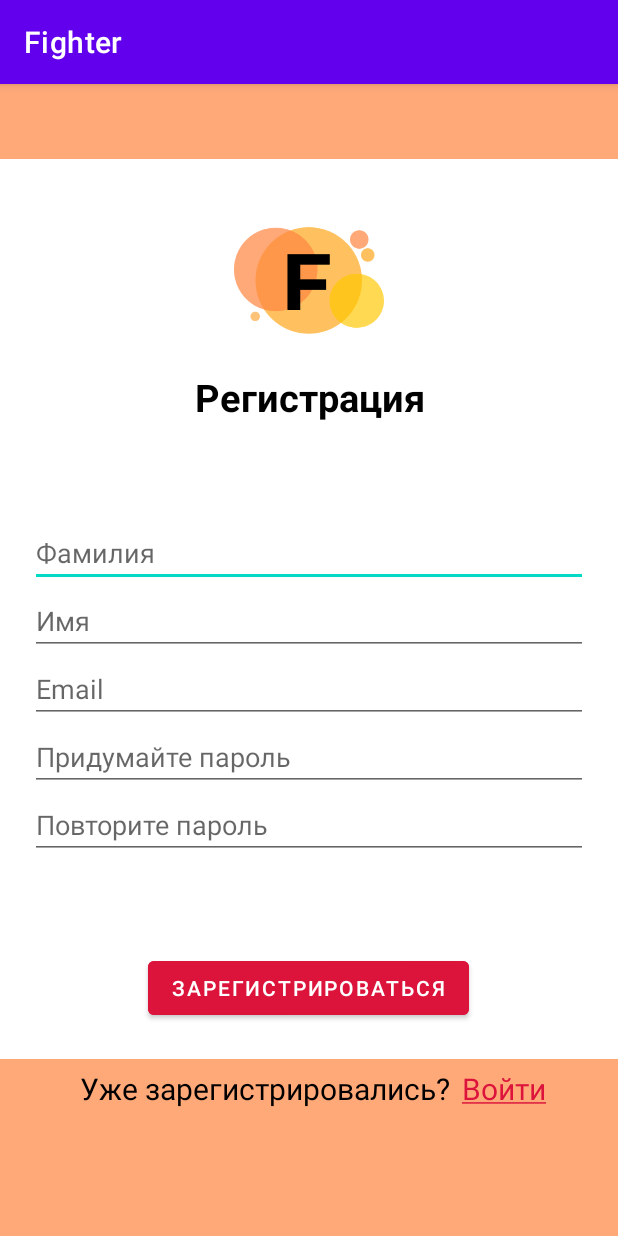
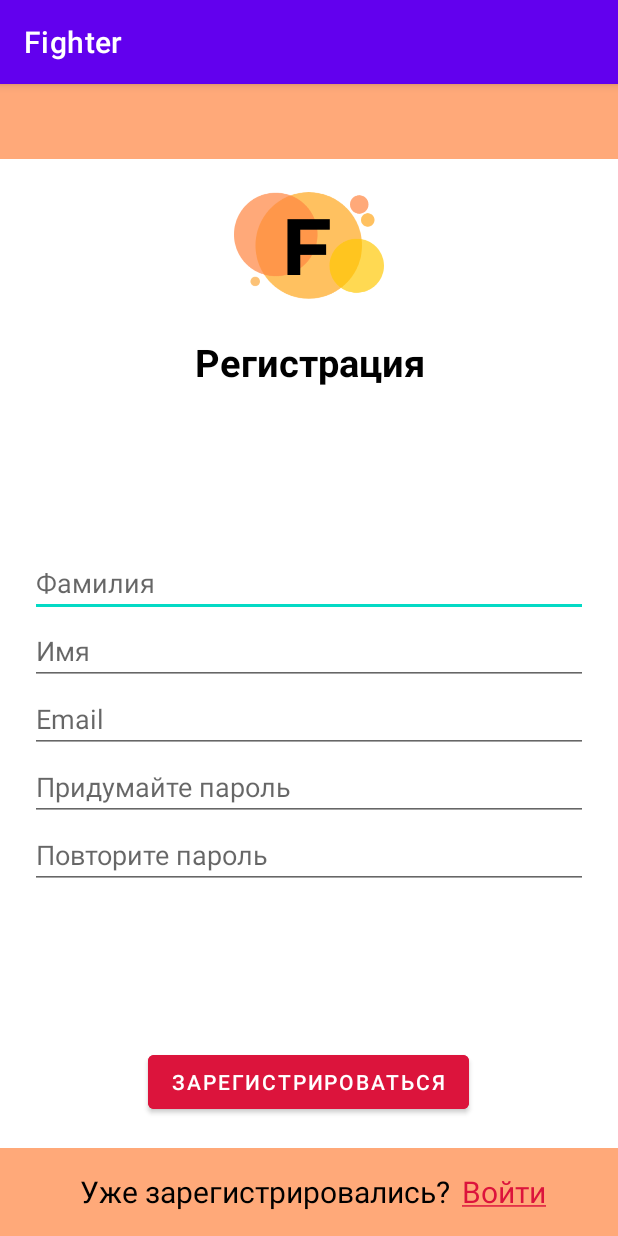
Before and after one commit to mishafominih/Fighter, an Android app: the screen it shows after launch (MainActivity before the commit, Registration after it), after a tap on "ЗАРЕГИСТРИРОВАТЬСЯ", on a phone screen of 412 x 824 dp. Run offline under Robolectric (Android 15) with nearby library versions, the phone set to English and light mode, and no system bars.

Commit message:
Добавил авторизацию, сделал переход между макетами

```diff
--- a/mobile/app/src/main/java/com/example/fighter/MainActivity.java
+++ b/mobile/app/src/main/java/com/example/fighter/MainActivity.java
@@ -2,6 +2,7 @@ package com.example.fighter;
 
 import androidx.appcompat.app.AppCompatActivity;
 
+import android.content.Intent;
 import android.os.Bundle;
 import android.widget.EditText;
 import android.widget.Toast;
@@ -22,36 +23,7 @@ public class MainActivity extends AppCompatActivity {
         super.onCreate(savedInstanceState);
         setContentView(R.layout.activity_main);
 
-        //  Словарь для получения заполненных данных
-        HashMap<String, Integer> sources = new HashMap<>();
-        sources.put("surname", R.id.edit_text_registration_surname);
-        sources.put("firstname", R.id.edit_text_registration_firstname);
-        sources.put("login", R.id.edit_text_registration_email);
-        sources.put("pass", R.id.edit_text_registration_password);
-
-        findViewById(R.id.button_registration).setOnClickListener(view -> {
-            JSONObject params = new JSONObject();
-            try {
-                // Набираем данные для запроса
-                for (String key: sources.keySet()) {
-                    EditText edit =  (EditText) findViewById(sources.get(key));
-                    params.put(key, edit.getText().toString());
-                }
-            } catch (JSONException e) {
-                e.printStackTrace();
-            }
-            // Сам запрос
-            new MyRequest().Call("registration", params, (res) -> {
-                runOnUiThread(() -> {
-                    try {
-                        Toast.makeText(MainActivity.this, res.getString("result"), Toast.LENGTH_LONG).show();
-                    } catch (JSONException e) {
-                        e.printStackTrace();
-                    }
-                });
-            }, (fail) ->{
-                runOnUiThread(() -> Toast.makeText(MainActivity.this, fail.getMessage(), Toast.LENGTH_LONG).show());
-            });
-        });
+        Intent login = new Intent(this, Registration.class);
+        startActivity(login);
     }
 }
--- /dev/null
+++ b/mobile/app/src/main/java/com/example/fighter/Registration.java
@@ -0,0 +1,61 @@
+package com.example.fighter;
+
+import androidx.appcompat.app.AppCompatActivity;
+
+import android.content.Intent;
+import android.os.Bundle;
+import android.widget.EditText;
+import android.widget.Toast;
+
+import org.json.JSONException;
+import org.json.JSONObject;
+
+import java.util.HashMap;
+
+public class Registration extends AppCompatActivity {
+
+    @Override
+    protected void onCreate(Bundle savedInstanceState) {
+        super.onCreate(savedInstanceState);
+        setContentView(R.layout.activity_registration);
+
+        //  Словарь для получения заполненных данных
+        HashMap<String, Integer> sources = new HashMap<>();
+        sources.put("surname", R.id.edit_text_registration_surname);
+        sources.put("firstname", R.id.edit_text_registration_firstname);
+        sources.put("login", R.id.edit_text_registration_email);
+        sources.put("pass", R.id.edit_text_registration_password);
+
+        findViewById(R.id.text_view_registration_login).setOnClickListener(view -> {
+            Intent login = new Intent(this, Login.class);
+            startActivity(login);
+            this.finish();
+            return;
+        });
+
+        findViewById(R.id.button_registration).setOnClickListener(view -> {
+            JSONObject params = new JSONObject();
+            try {
+                // Набираем данные для запроса
+                for (String key: sources.keySet()) {
+                    EditText edit =  (EditText) findViewById(sources.get(key));
+                    params.put(key, edit.getText().toString());
+                }
+            } catch (JSONException e) {
+                e.printStackTrace();
+            }
+            // Сам запрос
+            new MyRequest().Call("registration", params, (res) -> {
+                runOnUiThread(() -> {
+                    try {
+                        Toast.makeText(Registration.this, res.getString("result"), Toast.LENGTH_LONG).show();
+                    } catch (JSONException e) {
+                        e.printStackTrace();
+                    }
+                });
+            }, (fail) ->{
+                runOnUiThread(() -> Toast.makeText(Registration.this, fail.getMessage(), Toast.LENGTH_LONG).show());
+            });
+        });
+    }
+}
--- a/mobile/app/src/main/res/layout/activity_main.xml
+++ b/mobile/app/src/main/res/layout/activity_main.xml
@@ -7,116 +7,4 @@
     android:layout_width="match_parent"
     android:layout_height="match_parent">
 
-    <LinearLayout
-        android:layout_marginTop="50dp"
-        android:layout_width="match_parent"
-        android:layout_height="600dp"
-        android:background="#FFFFFF"
-        android:orientation="vertical"
-        android:gravity="center">
-
-        <ImageView
-            android:id="@+id/imageView"
-            android:layout_width="100dp"
-            android:layout_height="100dp"
-            android:layout_marginBottom="15dp"
-            app:srcCompat="@drawable/logo" />
-
-        <TextView
-            android:id="@+id/textView"
-            android:layout_width="200dp"
-            android:layout_height="40dp"
-            android:textSize="25dp"
-            android:textColor="@color/black"
-            android:textStyle="bold"
-            android:gravity="center_horizontal|center_vertical"
-            android:text="Регистрация" />
-
-        <LinearLayout
-            android:layout_width="match_parent"
-            android:layout_height="350dp"
-            android:background="#FFFFFF"
-            android:orientation="vertical"
-            android:layout_marginHorizontal="20dp"
-            android:gravity="center">
-
-            <EditText
-                android:id="@+id/edit_text_registration_surname"
-                android:layout_width="match_parent"
-                android:layout_height="wrap_content"
-                android:ems="10"
-                android:inputType="textPersonName"
-                android:hint="Фамилия" />
-
-            <EditText
-                android:id="@+id/edit_text_registration_firstname"
-                android:layout_width="match_parent"
-                android:layout_height="wrap_content"
-                android:ems="10"
-                android:inputType="textPersonName"
-                android:hint="Имя" />
-
-            <EditText
-                android:id="@+id/edit_text_registration_email"
-                android:layout_width="match_parent"
-                android:layout_height="wrap_content"
-                android:ems="10"
-                android:inputType="textEmailAddress"
-                android:hint="Email" />
-
-            <EditText
-                android:id="@+id/edit_text_registration_password"
-                android:layout_width="match_parent"
-                android:layout_height="wrap_content"
-                android:ems="10"
-                android:inputType="textPassword"
-                android:hint="Придумайте пароль" />
-
-            <EditText
-                android:id="@+id/edit_text_registration_password_repeat"
-                android:layout_width="match_parent"
-                android:layout_height="wrap_content"
-                android:ems="10"
-                android:inputType="textPassword"
-                android:hint="Повторите пароль" />
-
-        </LinearLayout>
-
-        <Button
-            android:id="@+id/button_registration"
-            android:layout_width="wrap_content"
-            android:layout_height="wrap_content"
-            android:backgroundTint="#DC143C"
-            android:text="Зарегистрироваться"
-            tools:layout_editor_absoluteX="107dp"
-            tools:layout_editor_absoluteY="341dp" />
-
-    </LinearLayout>
-
-
-    <LinearLayout
-        android:layout_width="match_parent"
-        android:layout_height="40dp"
-        android:gravity="center">
-
-        <TextView
-            android:id="@+id/textView1"
-            android:layout_width="260dp"
-            android:layout_height="40dp"
-            android:textSize="20dp"
-            android:textColor="@color/black"
-            android:gravity="center_horizontal|center_vertical"
-            android:text="Уже зарегистрировались?" />
-
-        <TextView
-            android:id="@+id/textView2"
-            android:layout_width="60dp"
-            android:layout_height="40dp"
-            android:textSize="20dp"
-            android:textColor="#DC143C"
-            android:gravity="center_horizontal|center_vertical"
-            android:text="@string/sign_in" />
-
-    </LinearLayout>
-
 </LinearLayout>
--- /dev/null
+++ b/mobile/app/src/main/res/layout/activity_registration.xml
@@ -0,0 +1,126 @@
+<?xml version="1.0" encoding="utf-8"?>
+<LinearLayout xmlns:android="http://schemas.android.com/apk/res/android"
+    xmlns:app="http://schemas.android.com/apk/res-auto"
+    android:orientation="vertical"
+    xmlns:tools="http://schemas.android.com/tools"
+    android:background="#FFA979"
+    android:layout_width="match_parent"
+    android:layout_height="match_parent">
+
+    <LinearLayout
+        android:layout_weight="1"
+        android:layout_marginTop="50dp"
+        android:layout_width="match_parent"
+        android:layout_height="match_parent"
+        android:background="#FFFFFF"
+        android:orientation="vertical"
+        android:gravity="center">
+
+        <ImageView
+            android:id="@+id/imageView"
+            android:layout_width="100dp"
+            android:layout_height="100dp"
+            android:layout_marginBottom="15dp"
+            app:srcCompat="@drawable/logo" />
+
+        <TextView
+            android:id="@+id/textView"
+            android:layout_width="200dp"
+            android:layout_height="40dp"
+            android:textSize="25dp"
+            android:textColor="@color/black"
+            android:textStyle="bold"
+            android:gravity="center_horizontal|center_vertical"
+            android:text="Регистрация" />
+
+        <LinearLayout
+            android:layout_weight="1"
+            android:layout_width="match_parent"
+            android:layout_height="350dp"
+            android:background="#FFFFFF"
+            android:orientation="vertical"
+            android:layout_marginHorizontal="20dp"
+            android:gravity="center">
+
+            <EditText
+                android:id="@+id/edit_text_registration_surname"
+                android:layout_width="match_parent"
+                android:layout_height="wrap_content"
+                android:ems="10"
+                android:inputType="textPersonName"
+                android:hint="Фамилия" />
+
+            <EditText
+                android:id="@+id/edit_text_registration_firstname"
+                android:layout_width="match_parent"
+                android:layout_height="wrap_content"
+                android:ems="10"
+                android:inputType="textPersonName"
+                android:hint="Имя" />
+
+            <EditText
+                android:id="@+id/edit_text_registration_email"
+                android:layout_width="match_parent"
+                android:layout_height="wrap_content"
+                android:ems="10"
+                android:inputType="textEmailAddress"
+                android:hint="Email" />
+
+            <EditText
+                android:id="@+id/edit_text_registration_password"
+                android:layout_width="match_parent"
+                android:layout_height="wrap_content"
+                android:ems="10"
+                android:inputType="textPassword"
+                android:hint="Придумайте пароль" />
+
+            <EditText
+                android:id="@+id/edit_text_registration_password_repeat"
+                android:layout_width="match_parent"
+                android:layout_height="wrap_content"
+                android:ems="10"
+                android:inputType="textPassword"
+                android:hint="Повторите пароль" />
+
+        </LinearLayout>
+
+        <Button
+            android:id="@+id/button_registration"
+            android:layout_width="wrap_content"
+            android:layout_height="wrap_content"
+            android:layout_marginBottom="20dp"
+            android:backgroundTint="#DC143C"
+            android:text="Зарегистрироваться"
+            tools:layout_editor_absoluteX="107dp"
+            tools:layout_editor_absoluteY="341dp" />
+
+    </LinearLayout>
+
+
+    <LinearLayout
+        android:layout_weight="12"
+        android:layout_width="match_parent"
+        android:layout_height="match_parent"
+        android:gravity="center">
+
+        <TextView
+            android:id="@+id/textView1"
+            android:layout_width="260dp"
+            android:layout_height="40dp"
+            android:textSize="20dp"
+            android:textColor="@color/black"
+            android:gravity="center_horizontal|center_vertical"
+            android:text="Уже зарегистрировались?" />
+
+        <TextView
+            android:id="@+id/text_view_registration_login"
+            android:layout_width="60dp"
+            android:layout_height="40dp"
+            android:textSize="20dp"
+            android:textColor="#DC143C"
+            android:gravity="center_horizontal|center_vertical"
+            android:text="@string/sign_in" />
+
+    </LinearLayout>
+
+</LinearLayout>
--- a/mobile/app/src/main/res/values/strings.xml
+++ b/mobile/app/src/main/res/values/strings.xml
@@ -1,4 +1,5 @@
 <resources>
     <string name="app_name">Fighter</string>
     <string name="sign_in"><u>Войти</u></string>
+    <string name="sign_up"><u>Зарегистрироваться</u></string>
 </resources>
```
Also changed, not shown: mobile/app/src/main/AndroidManifest.xml (+9 -2 lines), mobile/app/src/main/java/com/example/fighter/Login.java (added, +59 -0 lines), mobile/app/src/main/res/layout/activity_login.xml (added, +100 -0 lines).
